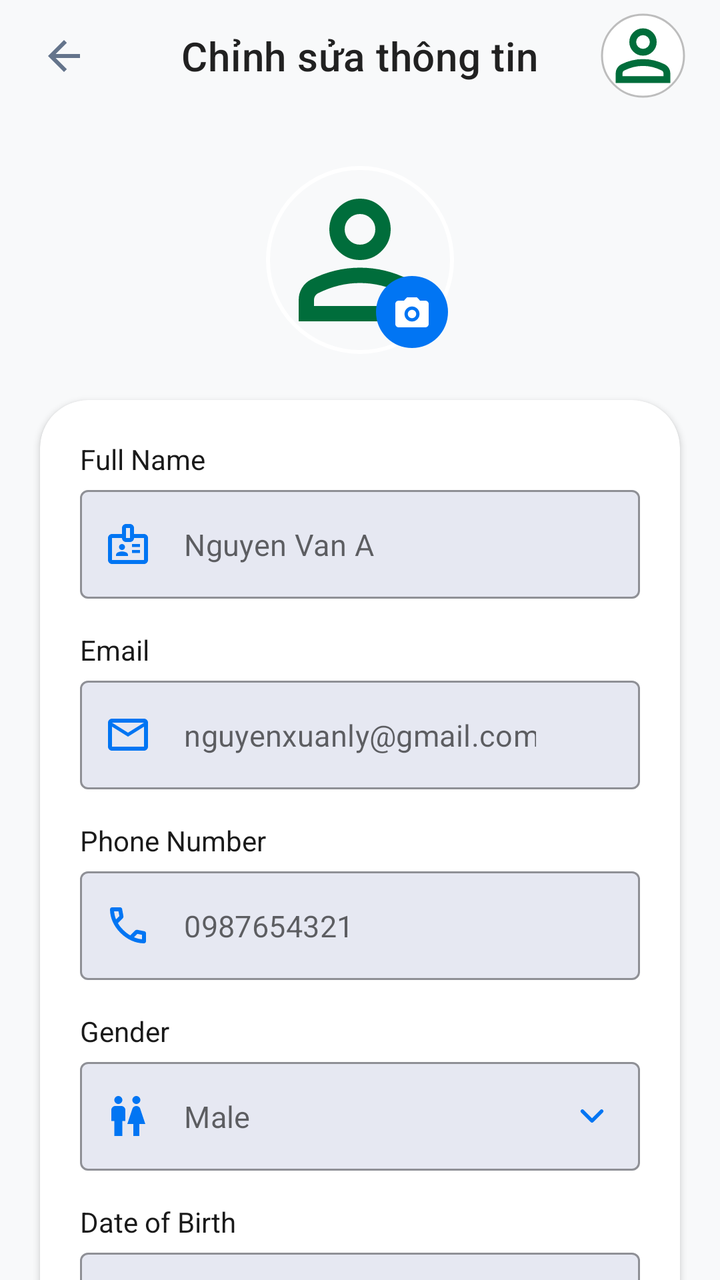
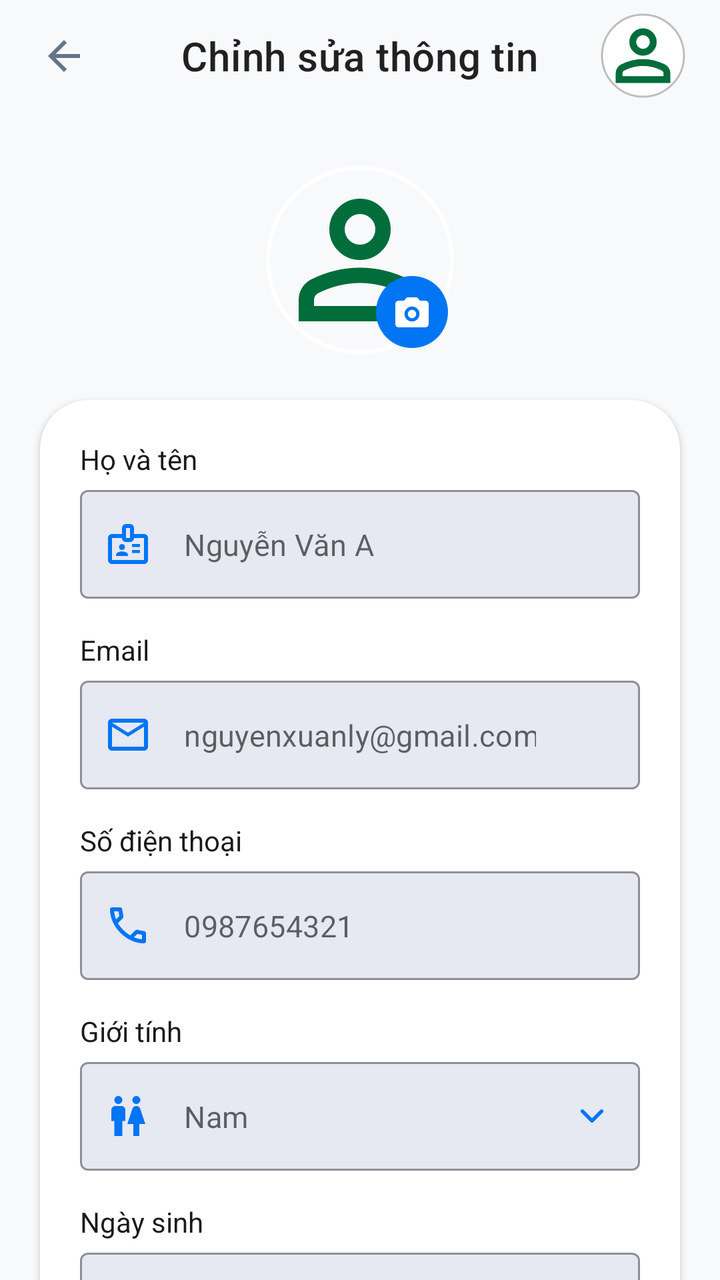

Before-and-after screenshots of an Android layout around one commit, followed by the original layout XML and the change that was made.
<!-- AndroidManifest.xml: application theme Theme.FlightBookingApp -->
<!-- res/layout/activity_user_edit_profile.xml -->
<?xml version="1.0" encoding="utf-8"?>
<androidx.coordinatorlayout.widget.CoordinatorLayout xmlns:android="http://schemas.android.com/apk/res/android"
    xmlns:app="http://schemas.android.com/apk/res-auto"
    android:id="@+id/main"
    android:layout_width="match_parent"
    android:layout_height="match_parent"
    xmlns:tools="http://schemas.android.com/tools"
    android:background="#F8F9FA">

    <com.google.android.material.appbar.AppBarLayout
        android:layout_width="match_parent"
        android:layout_height="wrap_content"
        android:background="@android:color/transparent"
        app:elevation="0dp">

        <com.google.android.material.appbar.MaterialToolbar
            android:id="@+id/toolbarEditProfile"
            android:layout_width="match_parent"
            android:layout_height="?attr/actionBarSize"
            app:navigationIcon="@drawable/ic_back"
            android:paddingStart="4dp"

            app:title="Chỉnh sửa thông tin"
            app:titleCentered="true"
            app:titleTextColor="#212121">
            <com.google.android.material.imageview.ShapeableImageView
                android:id="@+id/imgSmallAvatar"
                android:layout_width="45dp"
                android:layout_height="45dp"
                android:layout_gravity="end"
                android:layout_marginEnd="16dp"
                android:scaleType="centerCrop"
                android:src="@drawable/ic_nav_profile"
                android:background="@color/white"
                android:padding="2dp"
                app:shapeAppearanceOverlay="@style/CircleImage"
                app:strokeColor="#BDBDBD"
                app:strokeWidth="1dp" />

        </com.google.android.material.appbar.MaterialToolbar>


    </com.google.android.material.appbar.AppBarLayout>

    <androidx.core.widget.NestedScrollView
        android:layout_width="match_parent"
        android:layout_height="match_parent"
        app:layout_behavior="@string/appbar_scrolling_view_behavior">

        <androidx.constraintlayout.widget.ConstraintLayout
            android:layout_width="match_parent"
            android:layout_height="wrap_content"
            android:paddingBottom="50dp">

            <androidx.constraintlayout.widget.ConstraintLayout
                android:id="@+id/layoutAvatar"
                android:layout_width="wrap_content"
                android:layout_height="wrap_content"
                android:layout_marginTop="24dp"
                app:layout_constraintTop_toTopOf="parent"
                app:layout_constraintStart_toStartOf="parent"
                app:layout_constraintEnd_toEndOf="parent">

                <com.google.android.material.imageview.ShapeableImageView
                    android:id="@+id/imgEditAvatar"
                    android:layout_width="100dp"
                    android:layout_height="100dp"
                    android:padding="4dp"
                    android:src="@drawable/ic_nav_profile"
                    app:strokeColor="@color/white"
                    app:strokeWidth="2dp"
                    android:scaleType="centerCrop"
                    app:shapeAppearanceOverlay="@style/CircleImage"
                    app:layout_constraintTop_toTopOf="parent"
                    app:layout_constraintStart_toStartOf="parent"
                    app:layout_constraintEnd_toEndOf="parent"/>

                
                <com.google.android.material.imageview.ShapeableImageView
                    android:id="@+id/imgChangeAvatar"
                    android:layout_width="40dp"
                    android:layout_height="40dp"
                    android:src="@drawable/ic_camera"
                    android:padding="2dp"
                    android:scaleType="center"
                    android:background="@color/primary_blue"
                    app:shapeAppearanceOverlay="@style/CircleImage"
                    app:layout_constraintBottom_toBottomOf="@id/imgEditAvatar"
                    app:layout_constraintEnd_toEndOf="@id/imgEditAvatar"
                    android:layout_marginBottom="4dp"
                    android:layout_marginEnd="4dp"
                    />


            </androidx.constraintlayout.widget.ConstraintLayout>

            <com.google.android.material.card.MaterialCardView
                android:id="@+id/cardForm"
                android:layout_width="0dp"
                android:layout_height="wrap_content"
                android:layout_margin="20dp"
                app:cardCornerRadius="24dp"
                app:cardElevation="2dp"
                app:strokeWidth="0dp"
                app:layout_constraintTop_toBottomOf="@id/layoutAvatar"
                app:layout_constraintStart_toStartOf="parent"
                app:layout_constraintEnd_toEndOf="parent">

                <LinearLayout
                    android:layout_width="match_parent"
                    android:layout_height="wrap_content"
                    android:orientation="vertical"
                    android:padding="20dp">

                    <TextView
                        android:layout_width="wrap_content"
                        android:layout_height="wrap_content"
                        android:text="Full Name"
                        android:textColor="@color/text_title"
                        android:textSize="@dimen/text_size_body"
                        android:layout_marginBottom="6dp" />

                    <com.google.android.material.textfield.TextInputLayout
                        android:layout_width="match_parent"
                        android:layout_height="wrap_content"
                        android:layout_marginBottom="16dp"
                        app:hintEnabled="false"
                        app:startIconDrawable="@drawable/ic_profile_card"
                        app:startIconTint="#0175F3"
                        app:boxBackgroundColor="@color/bg_input_field"
                        style="@style/Widget.MaterialComponents.TextInputLayout.OutlinedBox">

                        <com.google.android.material.textfield.TextInputEditText
                            android:id="@+id/edtFullName"
                            android:layout_width="match_parent"
                            android:layout_height="wrap_content"
                            android:hint="Nguyen Van A"
                            android:paddingStart="50dp"
                            android:inputType="textPersonName"
                            android:textColor="#212121"
                            android:textSize="15sp" />
                    </com.google.android.material.textfield.TextInputLayout>

                    <TextView
                        android:layout_width="wrap_content"
                        android:layout_height="wrap_content"
                        android:text="Email"
                        android:textColor="@color/text_title"
                        android:textSize="@dimen/text_size_body"
                        android:layout_marginBottom="6dp" />

                    <com.google.android.material.textfield.TextInputLayout
                        android:layout_width="match_parent"
                        android:layout_height="wrap_content"
                        android:layout_marginBottom="16dp"
                        app:endIconMode="custom"
                        app:hintEnabled="false"
                        app:startIconDrawable="@drawable/ic_profile_email"
                        app:startIconTint="#0175F3"
                        app:endIconTint="@color/primary_blue"
                        app:boxBackgroundColor="@color/bg_input_field"
                        style="@style/Widget.MaterialComponents.TextInputLayout.OutlinedBox">

                        <com.google.android.material.textfield.TextInputEditText
                            android:id="@+id/edtEmail"
                            android:layout_width="match_parent"
                            android:layout_height="wrap_content"
                            android:hint="nguyenxuanly@gmail.com"

                            android:textSize="15sp" />
                    </com.google.android.material.textfield.TextInputLayout>

                    <TextView
                        android:layout_width="wrap_content"
                        android:layout_height="wrap_content"
                        android:text="Phone Number"
                        android:textColor="@color/text_title"
                        android:textSize="@dimen/text_size_body"
                        android:layout_marginBottom="6dp" />

                    <com.google.android.material.textfield.TextInputLayout
                        android:layout_width="match_parent"
                        android:layout_height="wrap_content"
                        android:layout_marginBottom="16dp"
                        app:hintEnabled="false"
                        app:startIconDrawable="@drawable/ic_profile_phone"
                        app:startIconTint="#0175F3"
                        app:boxBackgroundColor="@color/bg_input_field"
                        style="@style/Widget.MaterialComponents.TextInputLayout.OutlinedBox">

                        <com.google.android.material.textfield.TextInputEditText
                            android:id="@+id/edtPhone"
                            android:layout_width="match_parent"
                            android:layout_height="wrap_content"
                            android:hint="0987654321"
                            android:paddingStart="50dp"
                            android:inputType="phone"
                            android:maxLength="10"
                            android:textColor="#212121"
                            android:textSize="15sp" />
                    </com.google.android.material.textfield.TextInputLayout>

                    <TextView
                        android:layout_width="wrap_content"
                        android:layout_height="wrap_content"
                        android:text="Gender"
                        android:textColor="@color/text_title"
                        android:textSize="@dimen/text_size_body"
                        android:layout_marginBottom="6dp" />



                    <com.google.android.material.textfield.TextInputLayout
                        android:layout_width="match_parent"
                        android:layout_height="wrap_content"
                        android:layout_marginBottom="16dp"
                        app:hintEnabled="false"
                        app:endIconMode="custom"
                        app:startIconDrawable="@drawable/ic_profile_gender"
                        app:startIconTint="#0175F3"
                        app:endIconDrawable="@drawable/ic_expand_more"
                        app:endIconTint="@color/primary_blue"
                        app:boxBackgroundColor="@color/bg_input_field"
                        style="@style/Widget.MaterialComponents.TextInputLayout.OutlinedBox">

                        <com.google.android.material.textfield.TextInputEditText
                            android:id="@+id/edtGender"
                            android:layout_width="match_parent"
                            android:layout_height="wrap_content"
                            android:hint="Male"
                            android:paddingStart="50dp"
                            android:focusable="false"
                            android:clickable="true"
                            android:cursorVisible="false"
                            android:textColor="#212121"
                            android:textSize="15sp" />
                    </com.google.android.material.textfield.TextInputLayout>

                    <TextView
                        android:layout_width="wrap_content"
                        android:layout_height="wrap_content"
                        android:text="Date of Birth"
                        android:textColor="@color/text_title"
                        android:textSize="@dimen/text_size_body"
                        android:layout_marginBottom="6dp" />

                    <com.google.android.material.textfield.TextInputLayout
                        android:layout_width="match_parent"
                        android:layout_height="wrap_content"
                        android:layout_marginBottom="16dp"
                        app:hintEnabled="false"
                        app:startIconDrawable="@drawable/ic_calendar"
                        app:endIconDrawable="@drawable/ic_expand_more"
                        app:startIconTint="#0175F3"
                        app:boxBackgroundColor="@color/bg_input_field"
                        style="@style/Widget.MaterialComponents.TextInputLayout.OutlinedBox">

                        <com.google.android.material.textfield.TextInputEditText
                            android:id="@+id/edtDob"
                            android:layout_width="match_parent"
                            android:layout_height="wrap_content"
                            android:hint="01/01/2000"
                            android:paddingStart="50dp"
                            android:focusable="false"
                            android:clickable="true"
                            android:cursorVisible="false"
                            android:textColor="#212121"
                            android:textSize="15sp" />
                    </com.google.android.material.textfield.TextInputLayout>



                </LinearLayout>

            </com.google.android.material.card.MaterialCardView>

            <com.google.android.material.button.MaterialButton
                android:id="@+id/btnSaveChanges"
                android:layout_width="0dp"
                android:layout_height="56dp"
                android:layout_margin="20dp"
                android:text="Save Changes"
                android:textSize="16sp"
                app:cornerRadius="12dp"
                android:backgroundTint="#0175F3"
                app:layout_constraintTop_toBottomOf="@id/cardForm"
                app:layout_constraintStart_toStartOf="parent"
                app:layout_constraintEnd_toEndOf="parent" />

            <ProgressBar
                android:id="@+id/progress_bar"
                android:layout_width="wrap_content"
                android:layout_height="wrap_content"
                android:visibility="gone"
                app:layout_constraintLeft_toLeftOf="parent"
                app:layout_constraintRight_toRightOf="parent"

                app:layout_constraintTop_toTopOf="parent"
                app:layout_constraintBottom_toBottomOf="parent"
                />


        </androidx.constraintlayout.widget.ConstraintLayout>
    </androidx.core.widget.NestedScrollView>


</androidx.coordinatorlayout.widget.CoordinatorLayout>
<!-- resources referenced by this layout -->
<resources>
  <color name="bg_input_field">#E6E8F2</color>
  <color name="primary_blue">#0175F3</color>
  <color name="text_title">#1A1A1A</color>
  <color name="white">#FFFFFFFF</color>
  <dimen name="text_size_body">14sp</dimen>
  <!-- drawable ic_back (drawable) -->
  <vector xmlns:android="http://schemas.android.com/apk/res/android"
      android:width="16dp"
      android:height="16dp"
      android:viewportWidth="16"
      android:viewportHeight="16">
    <path
        android:pathData="M3.825,9L9.425,14.6L8,16L0,8L8,0L9.425,1.4L3.825,7H16V9H3.825Z"
        android:fillColor="#64748B"/>
  </vector>
  <!-- drawable ic_expand_more (drawable) -->
  <vector xmlns:android="http://schemas.android.com/apk/res/android"
      android:width="24dp"
      android:height="24dp"
      android:viewportWidth="24"
      android:viewportHeight="24">
    <path
        android:pathData="M7.2,9.6L12,14.4L16.8,9.6"
        android:strokeLineJoin="round"
        android:strokeWidth="1.8"
        android:fillColor="#00000000"
        android:strokeColor="#6B7280"
        android:strokeLineCap="round"/>
  </vector>
  <!-- drawable ic_profile_email (drawable) -->
  <vector xmlns:android="http://schemas.android.com/apk/res/android"
      android:width="20dp"
      android:height="16dp"
      android:viewportWidth="20"
      android:viewportHeight="16">
    <path
        android:pathData="M2,16C1.45,16 0.979,15.804 0.587,15.413C0.196,15.021 0,14.55 0,14V2C0,1.45 0.196,0.979 0.587,0.587C0.979,0.196 1.45,0 2,0H18C18.55,0 19.021,0.196 19.413,0.587C19.804,0.979 20,1.45 20,2V14C20,14.55 19.804,15.021 19.413,15.413C19.021,15.804 18.55,16 18,16H2V16M10,9L2,4V14V14V14H18V14V14V4L10,9V9M10,7L18,2H2L10,7V7M2,4V2V2V4V14V14V14V14V14V14V4V4"
        android:fillColor="#0175F3"/>
  </vector>
  <style name="CircleImage" parent="">
          <item name="cornerSize">50%</item>
      </style>
  <style name="Theme.FlightBookingApp" parent="Theme.MaterialComponents.DayNight.NoActionBar">
          
          <item name="colorPrimary">@color/purple_500</item>
          <item name="colorPrimaryVariant">@color/purple_700</item>
          <item name="colorOnPrimary">@color/white</item>
          
          <item name="colorSecondary">@color/teal_200</item>
          <item name="colorSecondaryVariant">@color/teal_700</item>
          <item name="colorOnSecondary">@color/black</item>
          
          <item name="android:statusBarColor">?attr/colorPrimaryVariant</item>
          
      </style>
  <color name="purple_500">#FF6200EE</color>
  <color name="purple_700">#FF3700B3</color>
  <color name="teal_200">#FF03DAC5</color>
  <color name="teal_700">#FF018786</color>
  <color name="black">#FF000000</color>
  <!-- unchanged entries left out for length: 6 -->
</resources>

<!-- the commit's change to res/layout/activity_user_edit_profile.xml (unified diff, before → after) -->
@@ -20,7 +20,7 @@
             app:navigationIcon="@drawable/ic_back"
             android:paddingStart="4dp"
 
-            app:title="Chỉnh sửa thông tin"
+            app:title="@string/title_edit_profile"
             app:titleCentered="true"
             app:titleTextColor="#212121">
             <com.google.android.material.imageview.ShapeableImageView
@@ -75,7 +75,6 @@
                     app:layout_constraintStart_toStartOf="parent"
                     app:layout_constraintEnd_toEndOf="parent"/>
 
-                
                 <com.google.android.material.imageview.ShapeableImageView
                     android:id="@+id/imgChangeAvatar"
                     android:layout_width="40dp"
@@ -115,7 +114,7 @@
                     <TextView
                         android:layout_width="wrap_content"
                         android:layout_height="wrap_content"
-                        android:text="Full Name"
+                        android:text="@string/label_full_name"
                         android:textColor="@color/text_title"
                         android:textSize="@dimen/text_size_body"
                         android:layout_marginBottom="6dp" />
@@ -134,7 +133,7 @@
                             android:id="@+id/edtFullName"
                             android:layout_width="match_parent"
                             android:layout_height="wrap_content"
-                            android:hint="Nguyen Van A"
+                            android:hint="@string/placeholder_name"
                             android:paddingStart="50dp"
                             android:inputType="textPersonName"
                             android:textColor="#212121"
@@ -144,7 +143,7 @@
                     <TextView
                         android:layout_width="wrap_content"
                         android:layout_height="wrap_content"
-                        android:text="Email"
+                        android:text="@string/label_email"
                         android:textColor="@color/text_title"
                         android:textSize="@dimen/text_size_body"
                         android:layout_marginBottom="6dp" />
@@ -165,15 +164,14 @@
                             android:id="@+id/edtEmail"
                             android:layout_width="match_parent"
                             android:layout_height="wrap_content"
-                            android:hint="nguyenxuanly@gmail.com"
-
-                            android:textSize="15sp" />
-                    </com.google.android.material.textfield.TextInputLayout>
-
-                    <TextView
-                        android:layout_width="wrap_content"
-                        android:layout_height="wrap_content"
-                        android:text="Phone Number"
+                            android:hint="@string/placeholder_email"
+                            android:textSize="15sp" />
+                    </com.google.android.material.textfield.TextInputLayout>
+
+                    <TextView
+                        android:layout_width="wrap_content"
+                        android:layout_height="wrap_content"
+                        android:text="@string/label_phone_number"
                         android:textColor="@color/text_title"
                         android:textSize="@dimen/text_size_body"
                         android:layout_marginBottom="6dp" />
@@ -192,7 +190,7 @@
                             android:id="@+id/edtPhone"
                             android:layout_width="match_parent"
                             android:layout_height="wrap_content"
-                            android:hint="0987654321"
+                            android:hint="@string/placeholder_phone"
                             android:paddingStart="50dp"
                             android:inputType="phone"
                             android:maxLength="10"
@@ -203,7 +201,7 @@
                     <TextView
                         android:layout_width="wrap_content"
                         android:layout_height="wrap_content"
-                        android:text="Gender"
+                        android:text="@string/label_gender"
                         android:textColor="@color/text_title"
                         android:textSize="@dimen/text_size_body"
                         android:layout_marginBottom="6dp" />
@@ -227,7 +225,7 @@
                             android:id="@+id/edtGender"
                             android:layout_width="match_parent"
                             android:layout_height="wrap_content"
-                            android:hint="Male"
+                            android:hint="@string/hint_gender_male"
                             android:paddingStart="50dp"
                             android:focusable="false"
                             android:clickable="true"
@@ -239,7 +237,7 @@
                     <TextView
                         android:layout_width="wrap_content"
                         android:layout_height="wrap_content"
-                        android:text="Date of Birth"
+                        android:text="@string/label_dob"
                         android:textColor="@color/text_title"
                         android:textSize="@dimen/text_size_body"
                         android:layout_marginBottom="6dp" />
@@ -259,7 +257,7 @@
                             android:id="@+id/edtDob"
                             android:layout_width="match_parent"
                             android:layout_height="wrap_content"
-                            android:hint="01/01/2000"
+                            android:hint="@string/placeholder_dob"
                             android:paddingStart="50dp"
                             android:focusable="false"
                             android:clickable="true"
@@ -279,7 +277,7 @@
                 android:layout_width="0dp"
                 android:layout_height="56dp"
                 android:layout_margin="20dp"
-                android:text="Save Changes"
+                android:text="@string/btn_save_changes"
                 android:textSize="16sp"
                 app:cornerRadius="12dp"
                 android:backgroundTint="#0175F3"
<!-- resource entries referenced after the edit -->
@@ -39,6 +39,18 @@
         android:pathData="M2,16C1.45,16 0.979,15.804 0.587,15.413C0.196,15.021 0,14.55 0,14V2C0,1.45 0.196,0.979 0.587,0.587C0.979,0.196 1.45,0 2,0H18C18.55,0 19.021,0.196 19.413,0.587C19.804,0.979 20,1.45 20,2V14C20,14.55 19.804,15.021 19.413,15.413C19.021,15.804 18.55,16 18,16H2V16M10,9L2,4V14V14V14H18V14V14V4L10,9V9M10,7L18,2H2L10,7V7M2,4V2V2V4V14V14V14V14V14V14V4V4"
         android:fillColor="#0175F3"/>
   </vector>
+  <string name="btn_save_changes">Lưu thay đổi</string>
+  <string name="hint_gender_male">Nam</string>
+  <string name="label_dob">Ngày sinh</string>
+  <string name="label_email">Email</string>
+  <string name="label_full_name">Họ và tên</string>
+  <string name="label_gender">Giới tính</string>
+  <string name="label_phone_number">Số điện thoại</string>
+  <string name="placeholder_dob">01/01/2000</string>
+  <string name="placeholder_email">nguyenxuanly@gmail.com</string>
+  <string name="placeholder_name">Nguyễn Văn A</string>
+  <string name="placeholder_phone">0987654321</string>
+  <string name="title_edit_profile">Chỉnh sửa thông tin</string>
   <style name="CircleImage" parent="">
           <item name="cornerSize">50%</item>
       </style>
